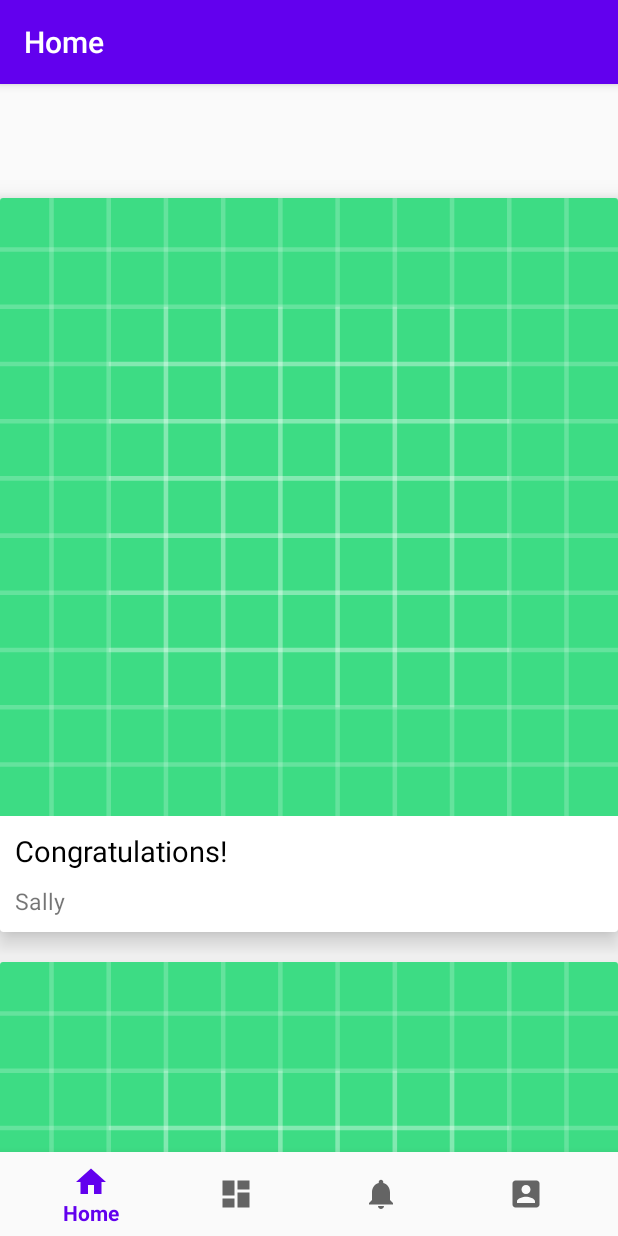
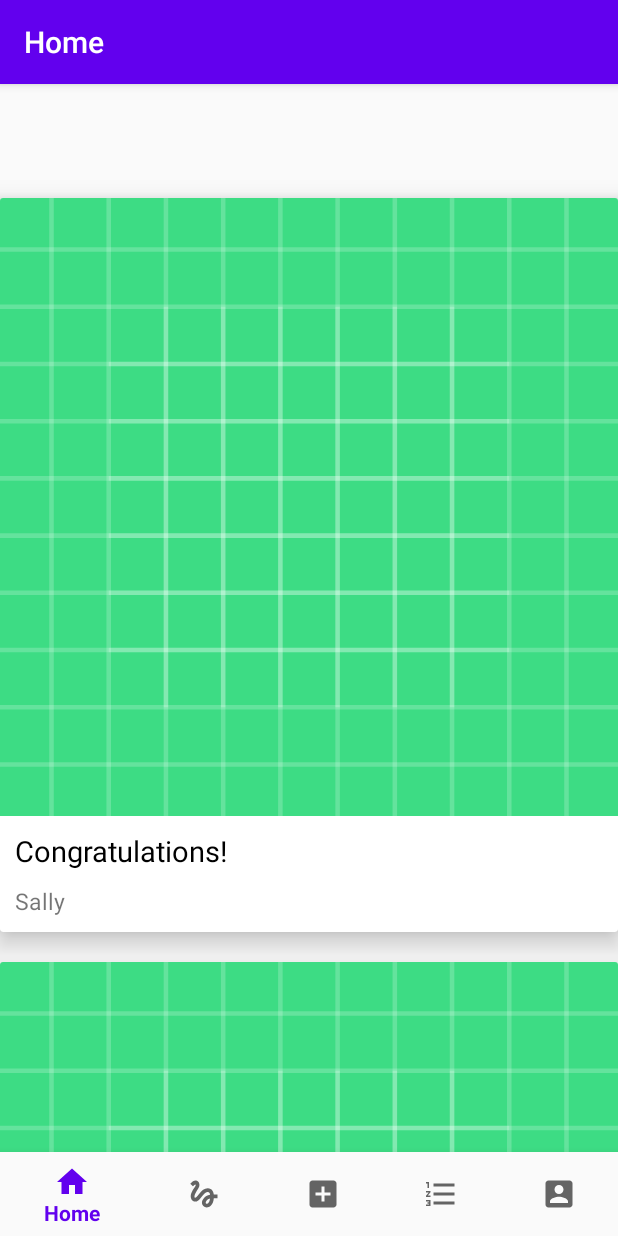
Before and after one commit to kbednars/WPAM-Tourist_app, an Android app: the screen it shows after launch once a user with an empty profile is signed in (HomePage), on a phone screen of 412 x 824 dp. Run offline under Robolectric (Android 15) with nearby library versions, the phone set to English and light mode, and no system bars; our stand-ins replace Firebase (no records; nobody signed in at launch, a user with empty details on screens opened directly), navigation-ui; libraries missing offline, so code that uses them is left out: com.facebook, com.facebook.login; pictures from the network do not load; 3 statements that could not run were skipped.

```diff
--- a/app/src/main/java/com/example/wpam/HomePage.kt
+++ b/app/src/main/java/com/example/wpam/HomePage.kt
@@ -42,7 +42,7 @@ class HomePage : AppCompatActivity() {
         // menu should be considered as top level destinations.
         val appBarConfiguration = AppBarConfiguration(
             setOf(
-                R.id.navigation_home, R.id.navigation_dashboard, R.id.navigation_notifications, R.id.navigation_profile
+                R.id.navigation_home, R.id.navigation_route_creator, R.id.navigation_get_points, R.id.navigation_ranking, R.id.navigation_profile
             )
         )
         setupActionBarWithNavController(navController, appBarConfiguration)
--- /dev/null
+++ b/app/src/main/res/drawable/ic_add_box_black_24dp.xml
@@ -0,0 +1,9 @@
+<vector xmlns:android="http://schemas.android.com/apk/res/android"
+        android:width="24dp"
+        android:height="24dp"
+        android:viewportWidth="24.0"
+        android:viewportHeight="24.0">
+    <path
+        android:fillColor="#FF000000"
+        android:pathData="M19,3L5,3c-1.11,0 -2,0.9 -2,2v14c0,1.1 0.89,2 2,2h14c1.1,0 2,-0.9 2,-2L21,5c0,-1.1 -0.9,-2 -2,-2zM17,13h-4v4h-2v-4L7,13v-2h4L11,7h2v4h4v2z"/>
+</vector>
--- /dev/null
+++ b/app/src/main/res/drawable/ic_format_list_numbered_black_24dp.xml
@@ -0,0 +1,9 @@
+<vector xmlns:android="http://schemas.android.com/apk/res/android"
+        android:width="24dp"
+        android:height="24dp"
+        android:viewportWidth="24.0"
+        android:viewportHeight="24.0">
+    <path
+        android:fillColor="#FF000000"
+        android:pathData="M2,17h2v0.5L3,17.5v1h1v0.5L2,19v1h3v-4L2,16v1zM3,8h1L4,4L2,4v1h1v3zM2,11h1.8L2,13.1v0.9h3v-1L3.2,13L5,10.9L5,10L2,10v1zM7,5v2h14L21,5L7,5zM7,19h14v-2L7,17v2zM7,13h14v-2L7,11v2z"/>
+</vector>
--- /dev/null
+++ b/app/src/main/res/drawable/ic_gesture_black_24dp.xml
@@ -0,0 +1,9 @@
+<vector xmlns:android="http://schemas.android.com/apk/res/android"
+        android:width="24dp"
+        android:height="24dp"
+        android:viewportWidth="24.0"
+        android:viewportHeight="24.0">
+    <path
+        android:fillColor="#FF000000"
+        android:pathData="M4.59,6.89c0.7,-0.71 1.4,-1.35 1.71,-1.22 0.5,0.2 0,1.03 -0.3,1.52 -0.25,0.42 -2.86,3.89 -2.86,6.31 0,1.28 0.48,2.34 1.34,2.98 0.75,0.56 1.74,0.73 2.64,0.46 1.07,-0.31 1.95,-1.4 3.06,-2.77 1.21,-1.49 2.83,-3.44 4.08,-3.44 1.63,0 1.65,1.01 1.76,1.79 -3.78,0.64 -5.38,3.67 -5.38,5.37 0,1.7 1.44,3.09 3.21,3.09 1.63,0 4.29,-1.33 4.69,-6.1L21,14.88v-2.5h-2.47c-0.15,-1.65 -1.09,-4.2 -4.03,-4.2 -2.25,0 -4.18,1.91 -4.94,2.84 -0.58,0.73 -2.06,2.48 -2.29,2.72 -0.25,0.3 -0.68,0.84 -1.11,0.84 -0.45,0 -0.72,-0.83 -0.36,-1.92 0.35,-1.09 1.4,-2.86 1.85,-3.52 0.78,-1.14 1.3,-1.92 1.3,-3.28C8.95,3.69 7.31,3 6.44,3 5.12,3 3.97,4 3.72,4.25c-0.36,0.36 -0.66,0.66 -0.88,0.93l1.75,1.71zM13.88,18.55c-0.31,0 -0.74,-0.26 -0.74,-0.72 0,-0.6 0.73,-2.2 2.87,-2.76 -0.3,2.69 -1.43,3.48 -2.13,3.48z"/>
+</vector>
--- a/app/src/main/res/menu/bottom_nav_menu.xml
+++ b/app/src/main/res/menu/bottom_nav_menu.xml
@@ -7,14 +7,18 @@
         android:title="@string/title_home" />
 
     <item
-        android:id="@+id/navigation_dashboard"
-        android:icon="@drawable/ic_dashboard_black_24dp"
-        android:title="@string/title_dashboard" />
+        android:id="@+id/navigation_route_creator"
+        android:icon="@drawable/ic_gesture_black_24dp"
+        android:title="@string/title_route_creator" />
 
     <item
-        android:id="@+id/navigation_notifications"
-        android:icon="@drawable/ic_notifications_black_24dp"
-        android:title="@string/title_notifications" />
+        android:id="@+id/navigation_get_points"
+        android:icon="@drawable/ic_add_box_black_24dp"
+        android:title="@string/title_get_points" />
+    <item
+        android:id="@+id/navigation_ranking"
+        android:icon="@drawable/ic_format_list_numbered_black_24dp"
+        android:title="@string/title_ranking" />
     <item
         android:id="@+id/navigation_profile"
         android:icon="@drawable/ic_account_box_black_24dp"
--- a/app/src/main/res/navigation/mobile_navigation.xml
+++ b/app/src/main/res/navigation/mobile_navigation.xml
@@ -12,19 +12,23 @@
         tools:layout="@layout/fragment_home" />
 
     <fragment
-        android:id="@+id/navigation_dashboard"
+        android:id="@+id/navigation_route_creator"
         android:name="com.example.wpam.ui.dashboard.DashboardFragment"
-        android:label="@string/title_dashboard"
+        android:label="@string/title_route_creator"
         tools:layout="@layout/fragment_dashboard" />
 
     <fragment
-        android:id="@+id/navigation_notifications"
+        android:id="@+id/navigation_ranking"
         android:name="com.example.wpam.ui.notifications.NotificationsFragment"
-        android:label="@string/title_notifications"
+        android:label="@string/title_ranking"
         tools:layout="@layout/fragment_notifications" />
     <fragment
         android:id="@+id/navigation_profile"
         android:name="com.example.wpam.ui.profile.ProfileFragment"
         android:label="@string/title_profile"
         tools:layout="@layout/fragment_profile" />
+    <fragment
+        android:id="@+id/navigation_get_points"
+        android:name="com.example.wpam.ui.points.GetPointsFragment"
+        android:label="@string/title_get_points" />
 </navigation>
--- a/app/src/main/res/values/strings.xml
+++ b/app/src/main/res/values/strings.xml
@@ -36,7 +36,8 @@
     <string name="userprofileimage">userProfileImage</string>
     <string name="title_activity_home_page">HomePage</string>
     <string name="title_home">Home</string>
-    <string name="title_dashboard">Dashboard</string>
-    <string name="title_notifications">Notifications</string>
+    <string name="title_route_creator">Route Creator</string>
+    <string name="title_get_points">Get Points</string>
+    <string name="title_ranking">Ranking</string>
     <string name="title_profile">Profile</string>
 </resources>
```
Also changed, not shown: app/src/main/java/com/example/wpam/ui/points/GetPointsFragment.kt (added, +58 -0 lines), app/src/main/java/com/example/wpam/ui/points/GetPointsViewModel.kt (added, +7 -0 lines), app/src/main/res/layout/fragment_get_points.xml (added, +43 -0 lines).
